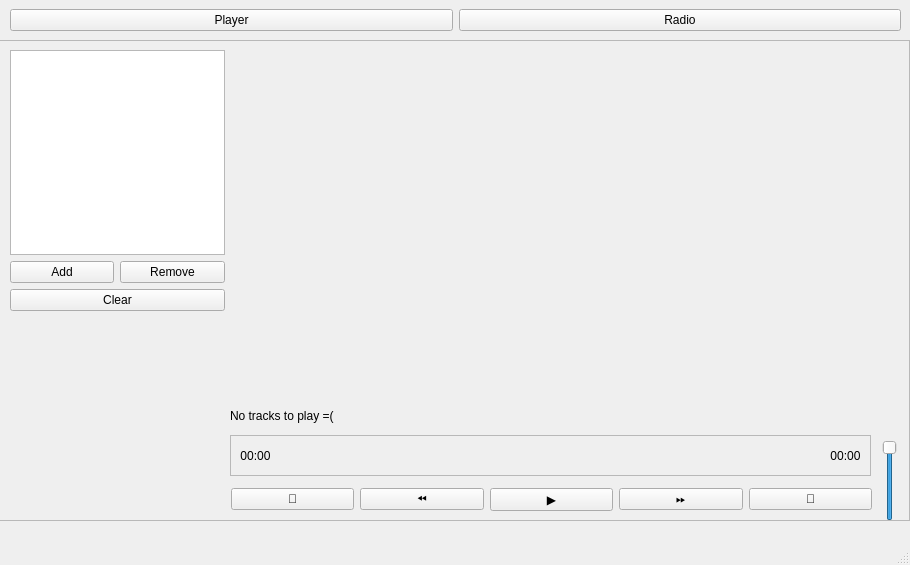
kvasoedd/musicplayer_kursovichok, file musicplayer.ui: the form before one commit.
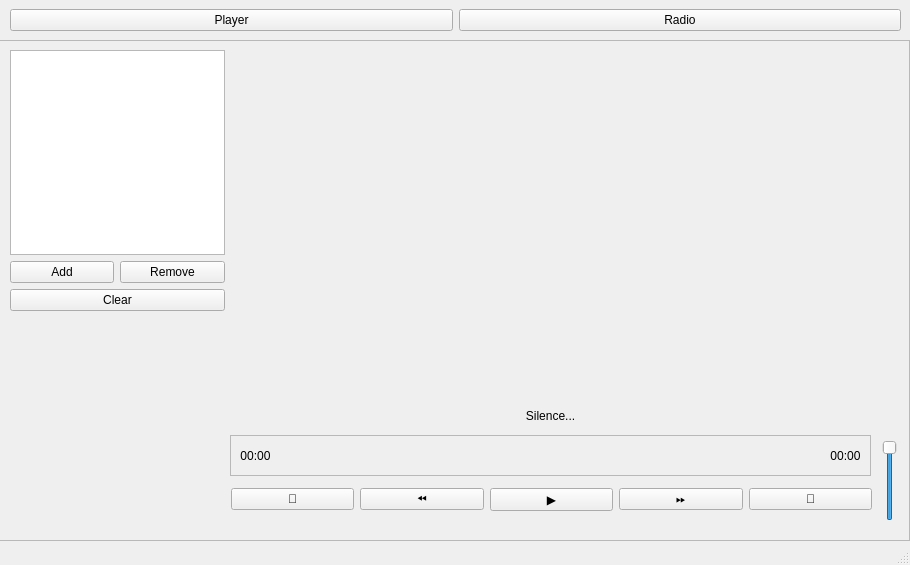
The form after the commit.

```diff
--- a/musicplayer.ui
+++ b/musicplayer.ui
@@ -143,14 +143,20 @@
       <height>31</height>
      </rect>
     </property>
+    <property name="sizePolicy">
+     <sizepolicy hsizetype="Preferred" vsizetype="Preferred">
+      <horstretch>0</horstretch>
+      <verstretch>0</verstretch>
+     </sizepolicy>
+    </property>
     <property name="layoutDirection">
      <enum>Qt::LayoutDirection::LeftToRight</enum>
     </property>
     <property name="text">
-     <string>No tracks to play =(</string>
+     <string>Silence...</string>
     </property>
     <property name="alignment">
-     <set>Qt::AlignmentFlag::AlignLeading|Qt::AlignmentFlag::AlignLeft|Qt::AlignmentFlag::AlignVCenter</set>
+     <set>Qt::AlignmentFlag::AlignCenter</set>
     </property>
    </widget>
    <widget class="QFrame" name="progressFrame">
@@ -239,8 +245,8 @@
      <rect>
       <x>10</x>
       <y>320</y>
-      <width>200</width>
-      <height>200</height>
+      <width>214</width>
+      <height>190</height>
      </rect>
     </property>
     <property name="frameShape">
@@ -282,7 +288,7 @@
       <x>-1</x>
       <y>40</y>
       <width>911</width>
-      <height>481</height>
+      <height>501</height>
      </rect>
     </property>
     <property name="frameShape">
```
